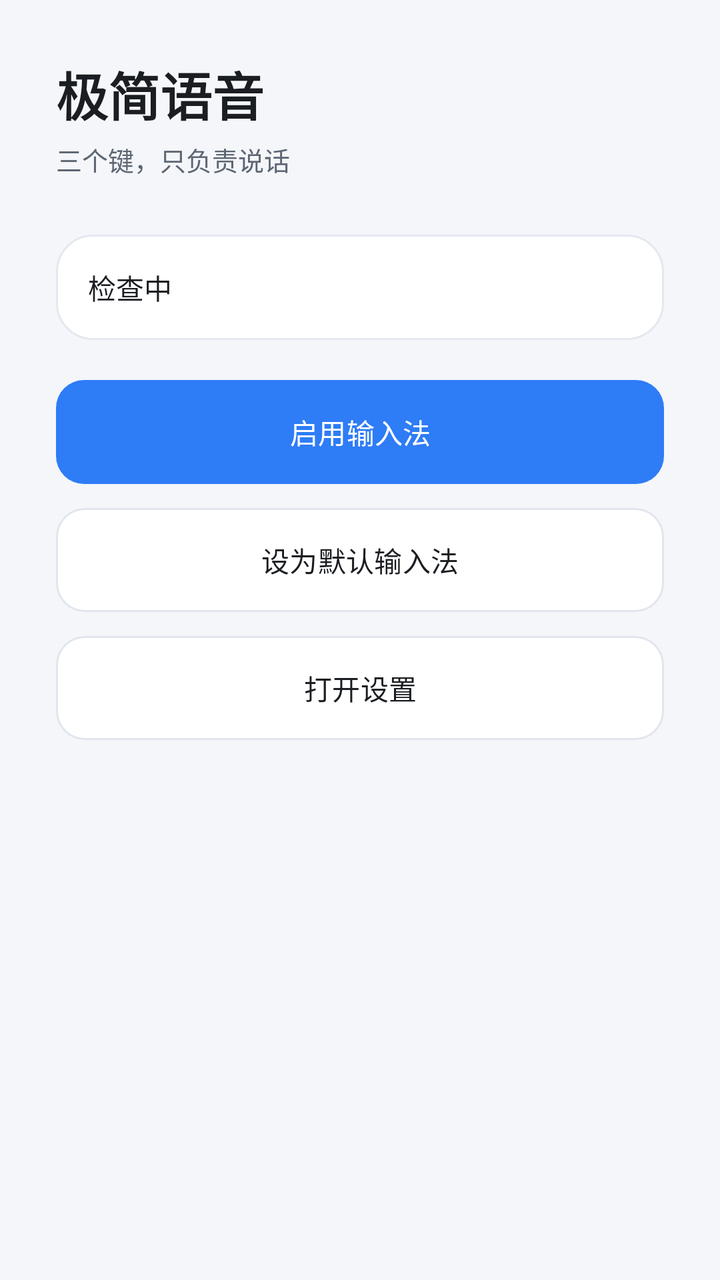
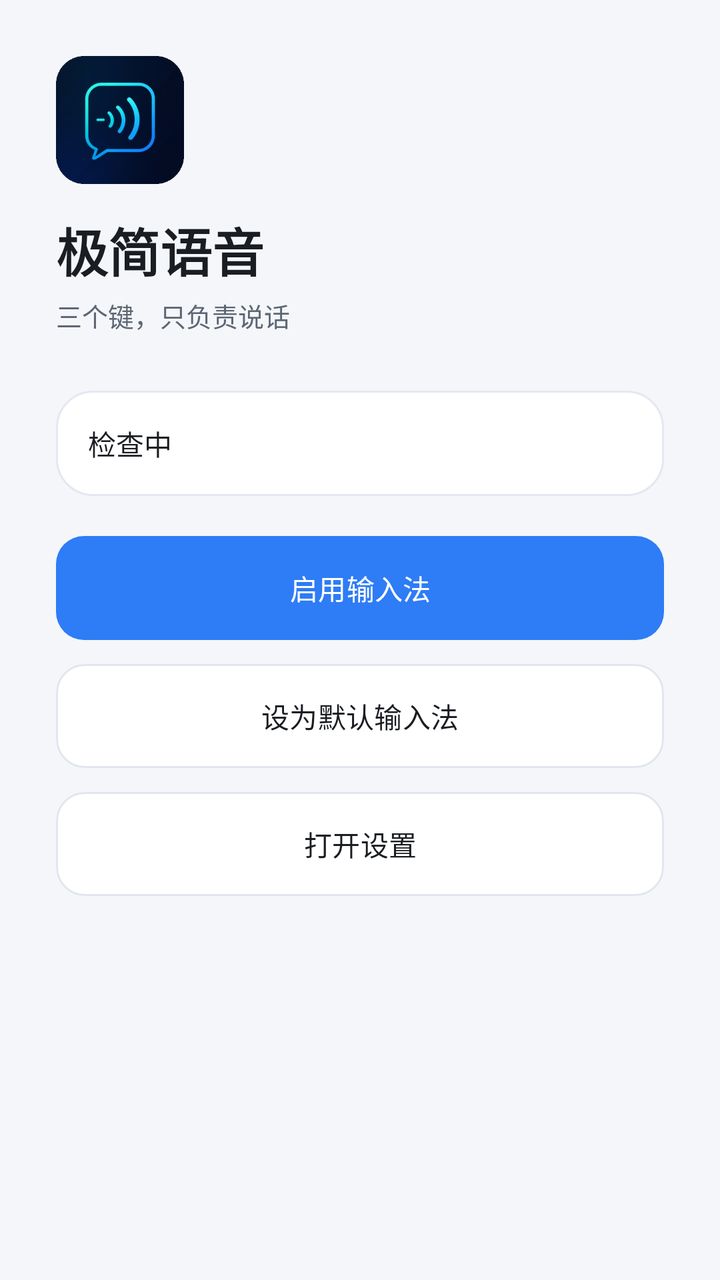

Compare the two renders of this Android layout. The source of the first and the diff that turns it into the second are given below.
<!-- AndroidManifest.xml: application theme Theme.MinimalVoice -->
<!-- res/layout/activity_main.xml -->
<?xml version="1.0" encoding="utf-8"?>
<LinearLayout xmlns:android="http://schemas.android.com/apk/res/android"
    android:layout_width="match_parent"
    android:layout_height="match_parent"
    android:orientation="vertical"
    android:background="@color/panel_bg"
    android:padding="28dp">

    <TextView
        android:layout_width="wrap_content"
        android:layout_height="wrap_content"
        android:text="@string/app_name"
        android:textColor="@color/text_primary"
        android:textSize="26sp"
        android:textStyle="bold" />

    <TextView
        android:layout_width="wrap_content"
        android:layout_height="wrap_content"
        android:layout_marginTop="4dp"
        android:text="三个键，只负责说话"
        android:textColor="@color/text_secondary"
        android:textSize="13sp" />

    <TextView
        android:id="@+id/tv_state"
        android:layout_width="match_parent"
        android:layout_height="wrap_content"
        android:layout_marginTop="28dp"
        android:padding="16dp"
        android:background="@drawable/bg_card"
        android:textColor="@color/text_primary"
        android:textSize="14sp"
        android:lineSpacingExtra="6dp"
        android:text="检查中" />

    <Button
        android:id="@+id/btn_enable"
        android:layout_width="match_parent"
        android:layout_height="52dp"
        android:layout_marginTop="20dp"
        android:background="@drawable/bg_btn_primary"
        android:textColor="@color/on_accent"
        android:text="@string/action_enable_ime" />

    <Button
        android:id="@+id/btn_select"
        android:layout_width="match_parent"
        android:layout_height="52dp"
        android:layout_marginTop="12dp"
        android:background="@drawable/bg_btn_secondary"
        android:textColor="@color/text_primary"
        android:text="@string/action_choose_ime" />

    <Button
        android:id="@+id/btn_settings"
        android:layout_width="match_parent"
        android:layout_height="52dp"
        android:layout_marginTop="12dp"
        android:background="@drawable/bg_btn_secondary"
        android:textColor="@color/text_primary"
        android:text="@string/action_settings" />

</LinearLayout>
<!-- resources referenced by this layout -->
<resources>
  <color name="on_accent">#FFFFFF</color>
  <color name="panel_bg">#F4F6FA</color>
  <color name="text_primary">#1A1D21</color>
  <color name="text_secondary">#5D6673</color>
  <!-- drawable bg_btn_primary (drawable) -->
  <?xml version="1.0" encoding="utf-8"?>
  <ripple xmlns:android="http://schemas.android.com/apk/res/android"
      android:color="@color/ripple">
      <item>
          <shape android:shape="rectangle">
              <solid android:color="@color/accent" />
              <corners android:radius="14dp" />
          </shape>
      </item>
  </ripple>
  <!-- drawable bg_btn_secondary (drawable) -->
  <?xml version="1.0" encoding="utf-8"?>
  <ripple xmlns:android="http://schemas.android.com/apk/res/android"
      android:color="@color/ripple">
      <item>
          <shape android:shape="rectangle">
              <solid android:color="@color/btn_bg" />
              <corners android:radius="14dp" />
              <stroke android:width="1dp" android:color="@color/btn_stroke" />
          </shape>
      </item>
  </ripple>
  <!-- drawable bg_card (drawable) -->
  <?xml version="1.0" encoding="utf-8"?>
  <shape xmlns:android="http://schemas.android.com/apk/res/android" android:shape="rectangle">
      <solid android:color="@color/card_bg" />
      <corners android:radius="18dp" />
      <stroke android:width="1dp" android:color="@color/divider" />
  </shape>
  <string name="action_choose_ime">设为默认输入法</string>
  <string name="action_enable_ime">启用输入法</string>
  <string name="action_settings">打开设置</string>
  <string name="app_name">极简语音</string>
  <style name="Theme.MinimalVoice" parent="Theme.Material3.DayNight.NoActionBar">
          <item name="materialButtonStyle">@style/Widget.Minimal.Button</item>
          <item name="android:statusBarColor">@color/panel_bg</item>
          <item name="android:navigationBarColor">@color/nav_bar</item>
          <item name="android:windowBackground">@color/panel_bg</item>
          <item name="android:windowLightStatusBar">true</item>
          <item name="colorPrimary">@color/accent</item>
          <item name="colorOnPrimary">@color/on_accent</item>
          <item name="colorPrimaryContainer">@color/accent</item>
          <item name="colorSecondary">@color/accent</item>
          <item name="colorSurface">@color/card_bg</item>
          <item name="colorOnSurface">@color/text_primary</item>
          <item name="colorSurfaceVariant">@color/input_bg</item>
          <item name="android:colorBackground">@color/panel_bg</item>
          <item name="colorOnBackground">@color/text_primary</item>
      </style>
  <color name="ripple">#1F000000</color>
  <color name="accent">#2E7CF6</color>
  <color name="btn_bg">#FFFFFF</color>
  <color name="btn_stroke">#E2E6ED</color>
  <color name="card_bg">#FFFFFF</color>
  <color name="divider">#E4E8EF</color>
  <style name="Widget.Minimal.Button" parent="Widget.Material3.Button">
          <item name="android:stateListAnimator">@null</item>
          <item name="android:elevation">0dp</item>
          <item name="elevation">0dp</item>
          <item name="android:insetTop">0dp</item>
          <item name="android:insetBottom">0dp</item>
          <item name="android:textAllCaps">false</item>
          <item name="backgroundTint">@null</item>
      </style>
  <color name="nav_bar">#F2F4F8</color>
  <color name="input_bg">#F7F8FA</color>
</resources>

<!-- the commit's change to res/layout/activity_main.xml (unified diff, before → after) -->
@@ -5,6 +5,13 @@
     android:orientation="vertical"
     android:background="@color/panel_bg"
     android:padding="28dp">
+
+    <ImageView
+        android:layout_width="64dp"
+        android:layout_height="64dp"
+        android:layout_marginBottom="14dp"
+        android:contentDescription="@string/app_name"
+        android:src="@drawable/ic_brand" />
 
     <TextView
         android:layout_width="wrap_content"
<!-- resource entries referenced after the edit -->
@@ -34,6 +34,7 @@
       <corners android:radius="18dp" />
       <stroke android:width="1dp" android:color="@color/divider" />
   </shape>
+  <!-- drawable ic_brand: png bitmap (drawable-hdpi, 23347 bytes) -->
   <string name="action_choose_ime">设为默认输入法</string>
   <string name="action_enable_ime">启用输入法</string>
   <string name="action_settings">打开设置</string>
